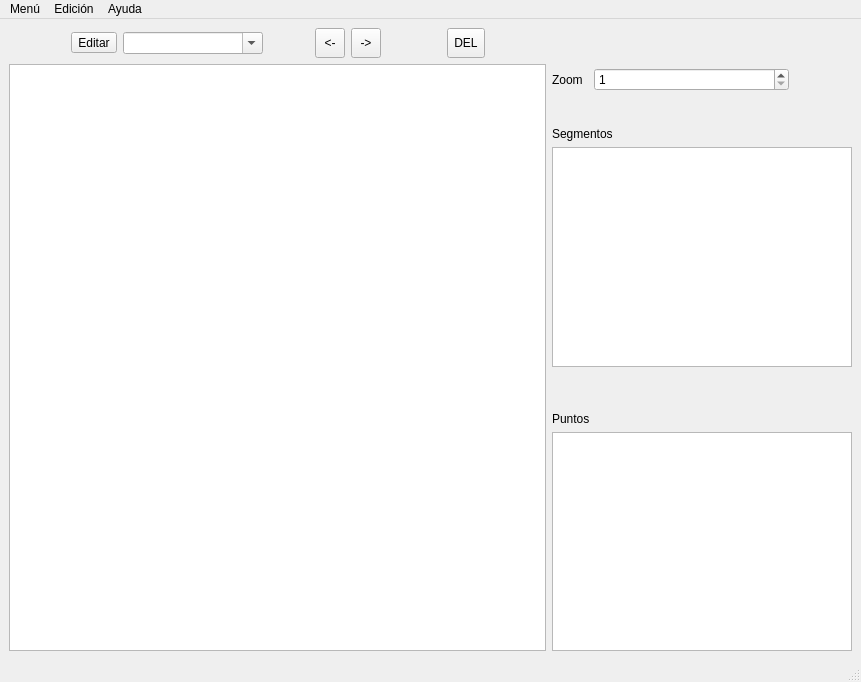
First picture: the form in ventana_inicial.ui, repository omare13/segmentacion_imagenes, before the edit.
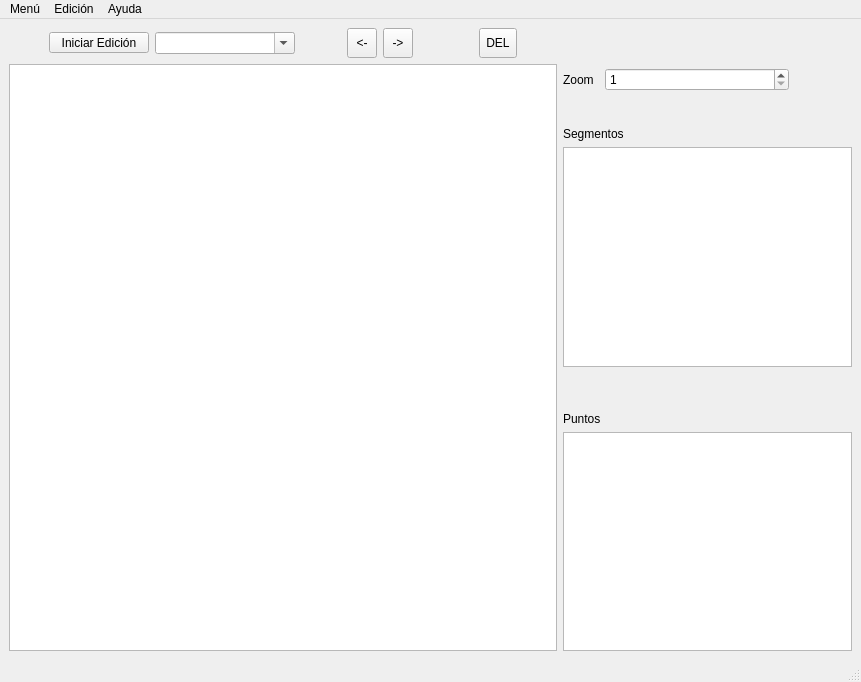
Second picture: the form after the edit.

Commit message:
Botón editar siempre pulsado hasta que se pulsa de nuevo.
Botón editar no habilitado hasta carga de imagen o imágenes.

```diff
--- a/ventana_inicial.ui
+++ b/ventana_inicial.ui
@@ -35,11 +35,23 @@
         <item>
          <widget class="QToolButton" name="boton_editar">
           <property name="sizePolicy">
-           <sizepolicy hsizetype="Preferred" vsizetype="Fixed">
+           <sizepolicy hsizetype="Fixed" vsizetype="Fixed">
             <horstretch>0</horstretch>
             <verstretch>0</verstretch>
            </sizepolicy>
           </property>
+          <property name="minimumSize">
+           <size>
+            <width>100</width>
+            <height>0</height>
+           </size>
+          </property>
+          <property name="maximumSize">
+           <size>
+            <width>100</width>
+            <height>16777215</height>
+           </size>
+          </property>
           <property name="baseSize">
            <size>
             <width>0</width>
@@ -47,7 +59,7 @@
            </size>
           </property>
           <property name="text">
-           <string>Editar</string>
+           <string>Iniciar Edición</string>
           </property>
           <property name="checkable">
            <bool>true</bool>
```
The commit also changes 2 other files.
